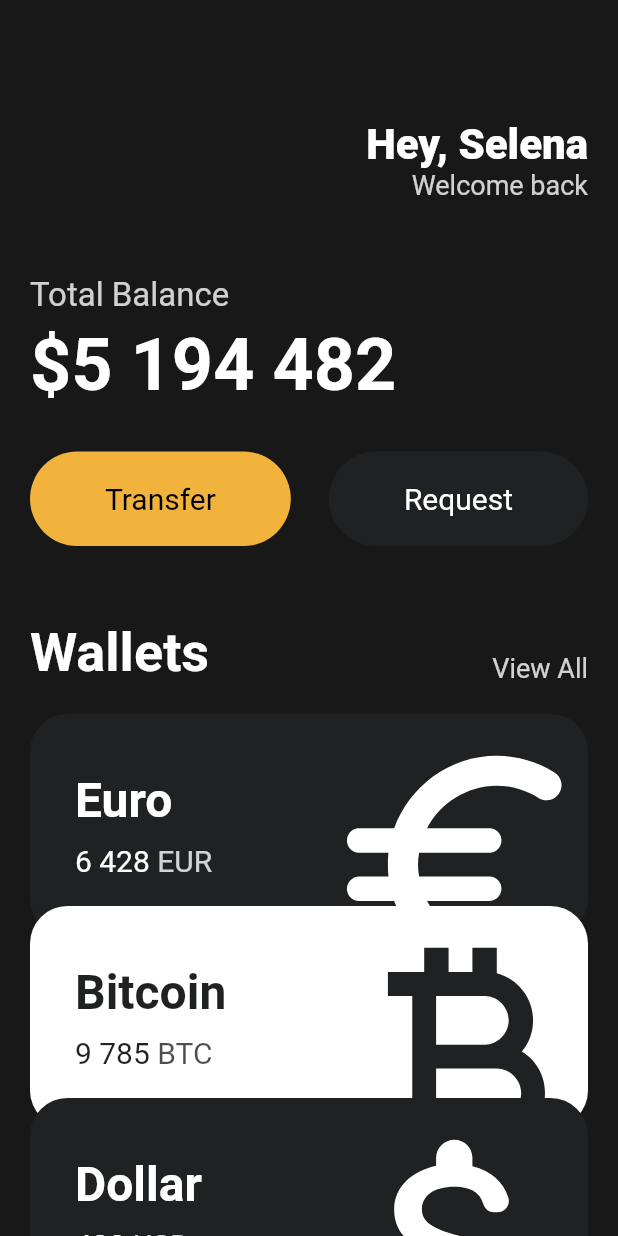
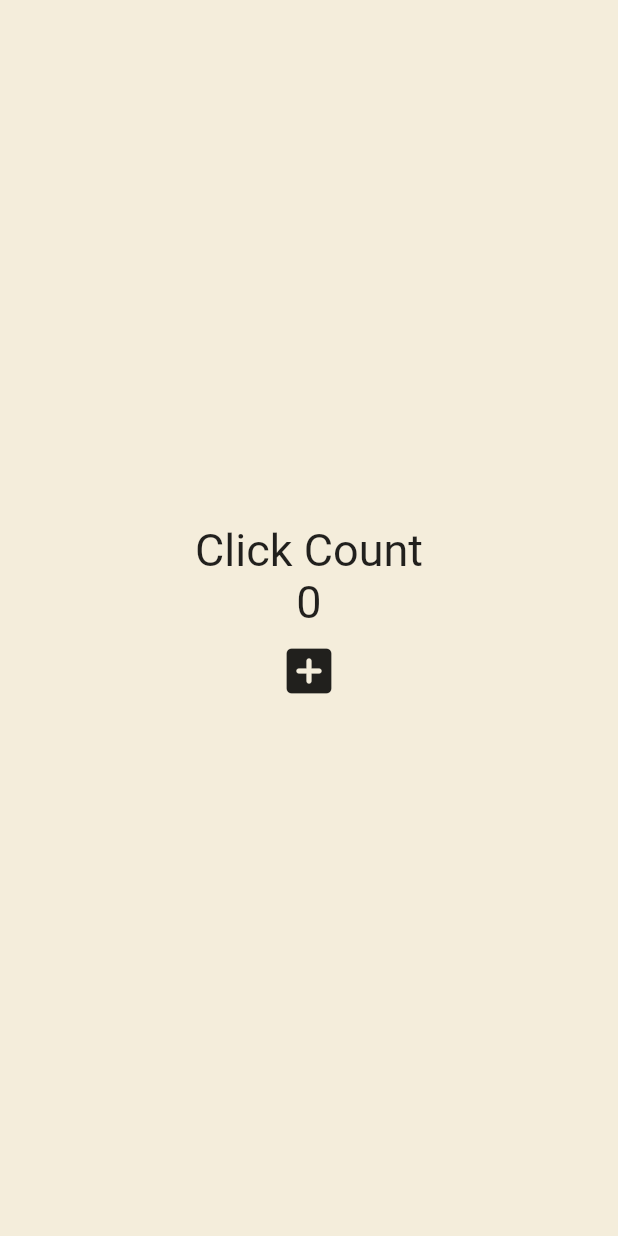
Before and after one commit to hyungraelee/Flutter_basic, a Flutter app: the screen it shows after launch, on a phone screen of 412 x 824 dp. Run offline on Flutter 3.47's test engine with Material 2 defaults, Android fonts, the phone set to English and light mode, and no system bars.

Commit message:
4.0 State(nomadcoders)

```diff
--- a/toonflix/lib/main.dart
+++ b/toonflix/lib/main.dart
@@ -1,144 +1,46 @@
 import 'package:flutter/material.dart';
-import 'package:toonflix/widgets/button.dart';
-import 'package:toonflix/widgets/currency_cart.dart';
 
 void main() {
   runApp(const App());
 }
 
-class App extends StatelessWidget {
+class App extends StatefulWidget {
   const App({super.key});
+
+  @override
+  State<App> createState() => _AppState();
+}
+
+class _AppState extends State<App> {
+  int counter = 0;
+
+  void onClicked() {
+    counter = counter + 1;
+  }
 
   @override
   Widget build(BuildContext context) {
     return MaterialApp(
-      debugShowCheckedModeBanner: false,
       home: Scaffold(
-        backgroundColor: const Color(0XFF181818),
-        body: Padding(
-          padding: const EdgeInsets.symmetric(
-            horizontal: 20,
-          ),
+        backgroundColor: const Color(0xFFF4EDDB),
+        body: Center(
           child: Column(
-            crossAxisAlignment: CrossAxisAlignment.start,
+            mainAxisAlignment: MainAxisAlignment.center,
             children: [
-              const SizedBox(
-                height: 80,
-              ),
-              Row(
-                mainAxisAlignment: MainAxisAlignment.end,
-                children: [
-                  Column(
-                    crossAxisAlignment: CrossAxisAlignment.end,
-                    children: [
-                      const Text(
-                        'Hey, Selena',
-                        style: TextStyle(
-                          color: Colors.white,
-                          fontSize: 28,
-                          fontWeight: FontWeight.w800,
-                        ),
-                      ),
-                      Text(
-                        'Welcome back',
-                        style: TextStyle(
-                          color: Colors.white.withOpacity(0.8),
-                          fontSize: 18,
-                        ),
-                      ),
-                    ],
-                  )
-                ],
-              ),
-              const SizedBox(
-                height: 50,
+              const Text(
+                'Click Count',
+                style: TextStyle(fontSize: 30),
               ),
               Text(
-                'Total Balance',
-                style: TextStyle(
-                  fontSize: 22,
-                  color: Colors.white.withOpacity(0.8),
+                '$counter',
+                style: const TextStyle(fontSize: 30),
+              ),
+              IconButton(
+                iconSize: 40,
+                onPressed: onClicked,
+                icon: const Icon(
+                  Icons.add_box_rounded,
                 ),
-              ),
-              const SizedBox(
-                height: 5,
-              ),
-              const Text(
-                '\$5 194 482',
-                style: TextStyle(
-                  fontSize: 48,
-                  fontWeight: FontWeight.w600,
-                  color: Colors.white,
-                ),
-              ),
-              const SizedBox(
-                height: 30,
-              ),
-              Row(
-                mainAxisAlignment: MainAxisAlignment.spaceBetween,
-                children: const [
-                  Button(
-                    text: 'Transfer',
-                    bgColor: Color(0xFFF1B33B),
-                    textColor: Colors.black,
-                  ),
-                  Button(
-                    text: 'Request',
-                    bgColor: Color(0XFF1F2123),
-                    textColor: Colors.white,
-                  ),
-                ],
-              ),
-              const SizedBox(
-                height: 50,
-              ),
-              Row(
-                crossAxisAlignment: CrossAxisAlignment.end,
-                mainAxisAlignment: MainAxisAlignment.spaceBetween,
-                children: [
-                  const Text(
-                    'Wallets',
-                    style: TextStyle(
-                      color: Colors.white,
-                      fontSize: 36,
-                      fontWeight: FontWeight.w600,
-                    ),
-                  ),
-                  Text(
-                    'View All',
-                    style: TextStyle(
-                      color: Colors.white.withOpacity(0.8),
-                      fontSize: 18,
-                    ),
-                  ),
-                ],
-              ),
-              const SizedBox(
-                height: 20,
-              ),
-              const CurrencyCard(
-                name: 'Euro',
-                code: 'EUR',
-                amount: '6 428',
-                icon: Icons.euro_rounded,
-                isInverted: false,
-                order: 1,
-              ),
-              const CurrencyCard(
-                name: 'Bitcoin',
-                code: 'BTC',
-                amount: '9 785',
-                icon: Icons.currency_bitcoin,
-                isInverted: true,
-                order: 2,
-              ),
-              const CurrencyCard(
-                name: 'Dollar',
-                code: 'USD',
-                amount: '428',
-                icon: Icons.attach_money_rounded,
-                isInverted: false,
-                order: 3,
               ),
             ],
           ),
```
